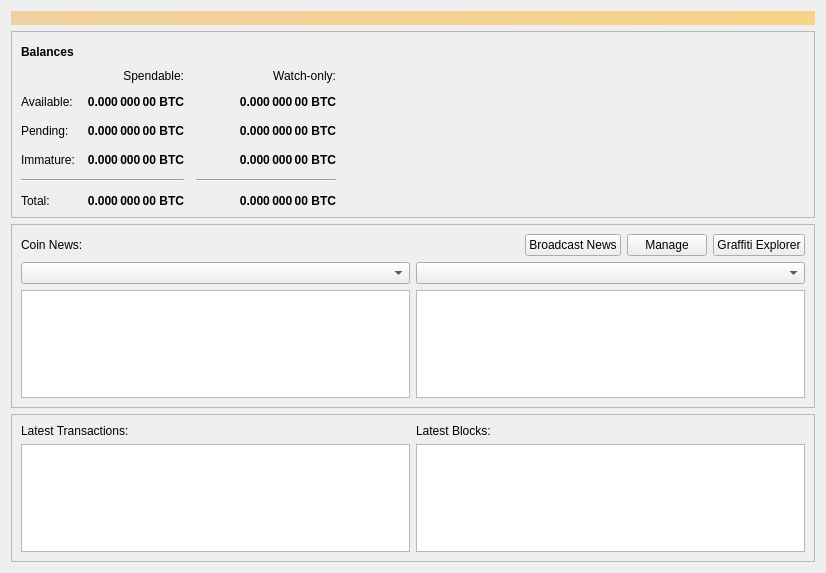
Above: src/qt/forms/overviewpage.ui from torkelrogstad/mainchain before the change. Below: the same form after it.
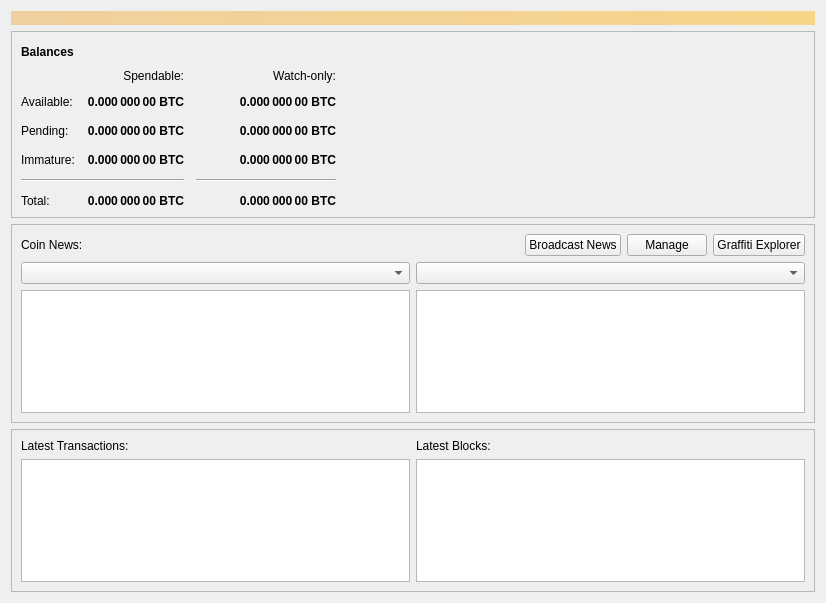
That is the form after the change. Icons and pictures are not drawn.

The edit to the form file:
```diff
--- a/src/qt/forms/overviewpage.ui
+++ b/src/qt/forms/overviewpage.ui
@@ -7,7 +7,7 @@
     <x>0</x>
     <y>0</y>
     <width>826</width>
-    <height>573</height>
+    <height>603</height>
    </rect>
   </property>
   <property name="windowTitle">
```
Left out of the diff: 2 changed lines with no effect on the pictures.
